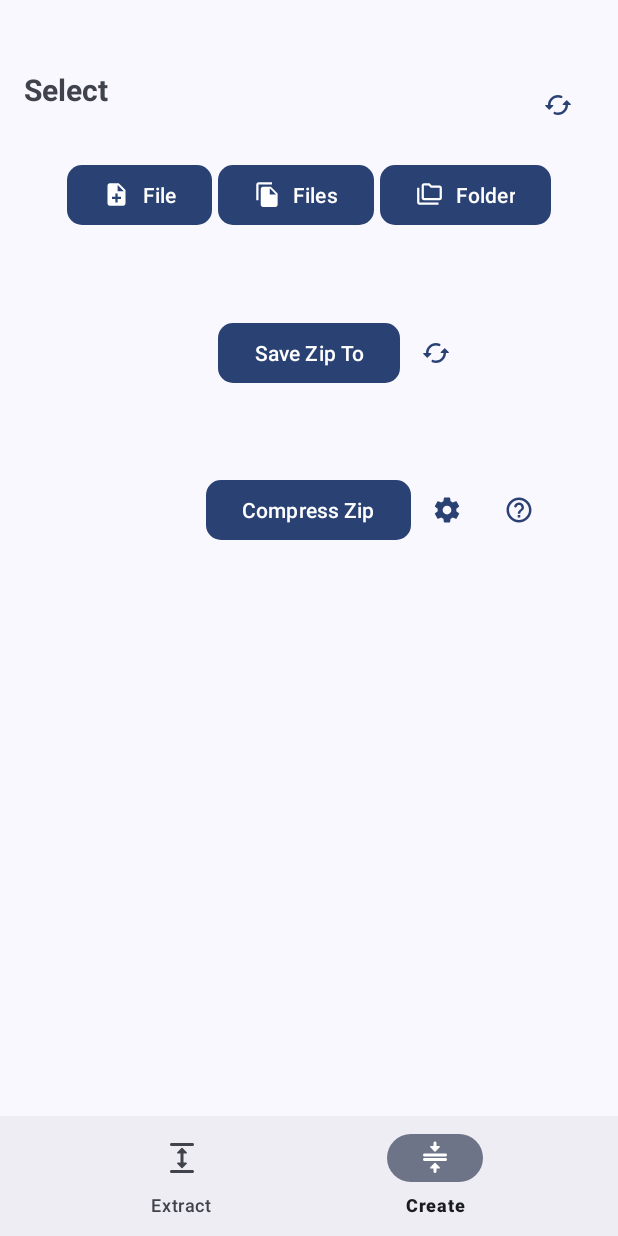
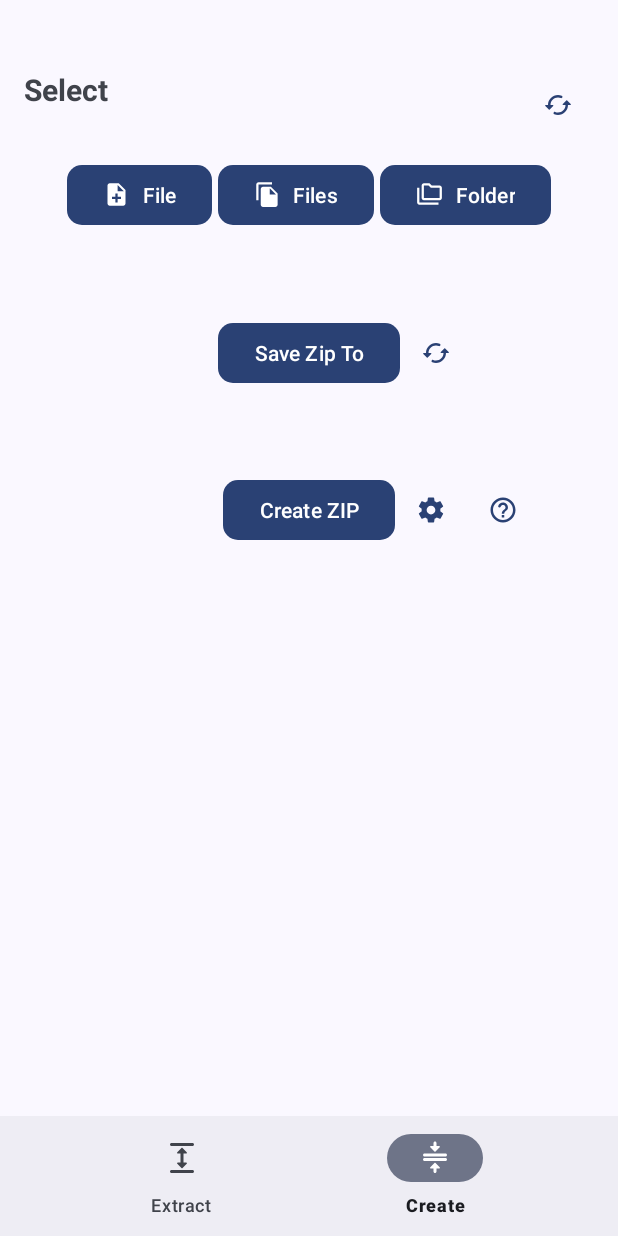
Before and after one commit to WirelessAlien/ZipXtract, an Android app: the screen it shows after launch (FragmentActivity), item 2 of the bottom bar chosen, on a phone screen of 412 x 824 dp. Run offline under Robolectric (Android 15) with nearby library versions, the phone set to English and light mode, and no system bars; libraries missing offline, so code that uses them is left out: net.lingala.zip4j, org.apache.commons.

Commit message:
Translated using Weblate (English)
Currently translated at 100.0% (68 of 68 strings)

Translation: ZipXtract/Translate
Translate-URL: https://hosted.weblate.org/projects/zipxtract/translate/en/

```diff
--- a/app/src/main/res/values/strings.xml
+++ b/app/src/main/res/values/strings.xml
@@ -30,7 +30,7 @@
     <string name="github_icon">Github Icon</string>
     <string name="share_icon">Share Icon</string>
     <string name="save_zip_to">Save Zip To</string>
-    <string name="create_zip">Compress Zip</string>
+    <string name="create_zip">Create ZIP</string>
     <string name="select">Select</string>
     <string name="file">File</string>
     <string name="files">Files</string>
```
